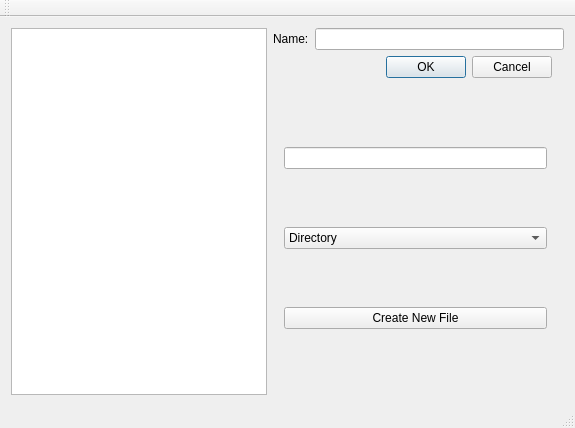
Metalhead33/DeasystemGui, file mainwindow.ui: the form before one commit.
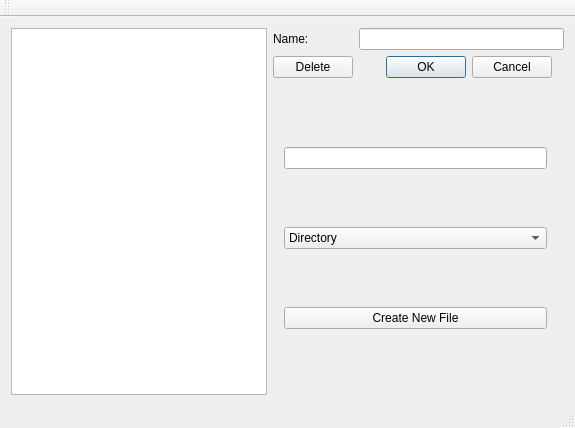
The form after the commit.

Commit message: Added ability to add and remove files.

Patch:
```diff
--- a/mainwindow.ui
+++ b/mainwindow.ui
@@ -195,6 +195,13 @@
       </widget>
      </widget>
     </item>
+    <item row="1" column="1">
+     <widget class="QPushButton" name="DeleteFile">
+      <property name="text">
+       <string>Delete</string>
+      </property>
+     </widget>
+    </item>
    </layout>
   </widget>
   <widget class="QMenuBar" name="menuBar">
```
The commit also changes 2 other files.
